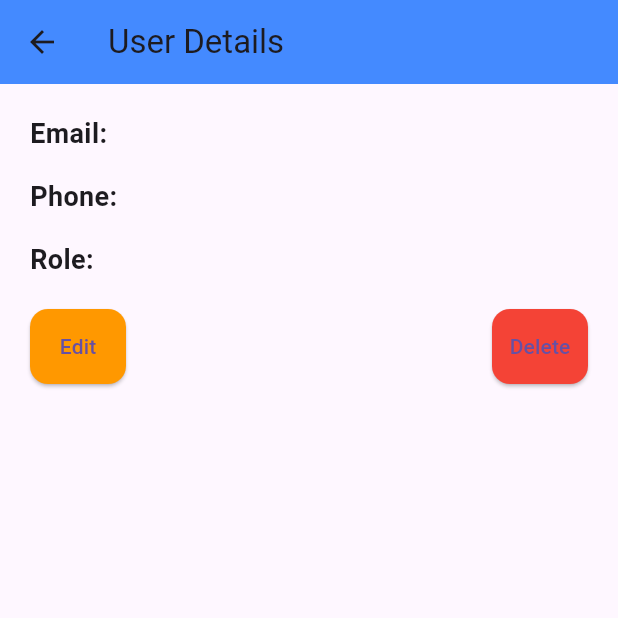
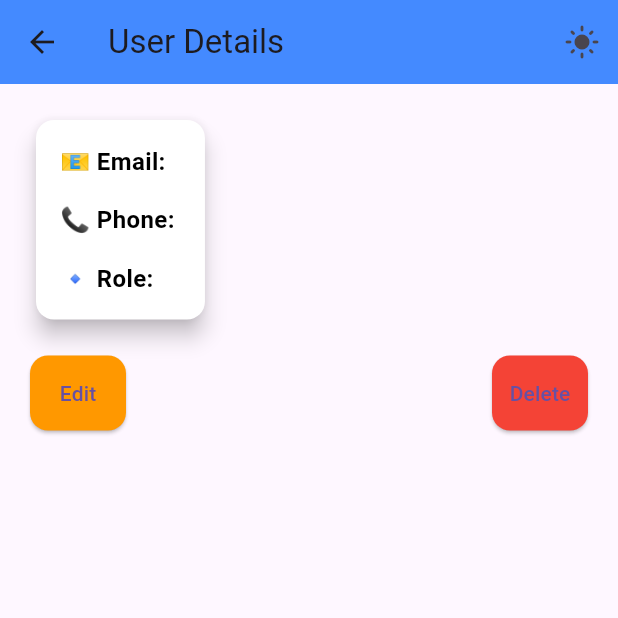
Before and after one commit to sirinegarrouri/pfeProject, a Flutter app: the UserDetailsScreen screen opened directly with empty values, on a phone screen of 412 x 824 dp, the top half of it. Run offline on Flutter 3.47's test engine with Material 3 defaults, Android fonts, the phone set to English and light mode, and no system bars; our stand-ins replace cloud_firestore, firebase_auth, firebase_core; accounts and stored records are empty.

Commit message:
some editing

```diff
--- a/lib/AdminScreen.dart
+++ b/lib/AdminScreen.dart
@@ -109,11 +109,15 @@ class _AdminScreenState extends State<AdminScreen> {
 
   Widget _buildDrawer() {
     return Drawer(
+      child: Container(
+        color: isDarkMode ? Colors.grey[900] : Colors.white,
         child: Column(
           children: [
             DrawerHeader(
               decoration: BoxDecoration(
-              gradient: LinearGradient(colors: [Colors.blueAccent, Colors.lightBlue]),
+                gradient: LinearGradient(
+                  colors: [Colors.blueAccent, Colors.lightBlue],
+                ),
               ),
               child: Row(
                 children: [
@@ -137,6 +141,7 @@ class _AdminScreenState extends State<AdminScreen> {
             _buildDrawerItem(Icons.logout, "Logout", () {}),
           ],
         ),
+      ),
     );
   }
 
@@ -155,16 +160,6 @@ class _AdminScreenState extends State<AdminScreen> {
       appBar: AppBar(
         title: const Text("Admin Panel"),
         backgroundColor: Colors.blueAccent,
-        actions: [
-          IconButton(
-            icon: Icon(isDarkMode ? Icons.dark_mode : Icons.light_mode),
-            onPressed: () {
-              setState(() {
-                isDarkMode = !isDarkMode;
-              });
-            },
-          )
-        ],
       ),
       drawer: _buildDrawer(),
       body: Padding(
@@ -185,7 +180,6 @@ class _AdminScreenState extends State<AdminScreen> {
           },
         ),
       ),
-
     );
   }
 }
--- a/lib/UserDetailsScreen.dart
+++ b/lib/UserDetailsScreen.dart
@@ -15,6 +15,7 @@ class _UserDetailsScreenState extends State<UserDetailsScreen> {
   late TextEditingController _emailController;
   late TextEditingController _phoneController;
   late TextEditingController _roleController;
+  bool isDarkMode = false;
 
   @override
   void initState() {
@@ -68,6 +69,16 @@ class _UserDetailsScreenState extends State<UserDetailsScreen> {
       appBar: AppBar(
         title: const Text("User Details"),
         backgroundColor: Colors.blueAccent,
+        actions: [
+          IconButton(
+            icon: Icon(isDarkMode ? Icons.dark_mode : Icons.light_mode),
+            onPressed: () {
+              setState(() {
+                isDarkMode = !isDarkMode;
+              });
+            },
+          ),
+        ],
       ),
       body: Padding(
         padding: const EdgeInsets.all(20.0),
@@ -92,47 +103,86 @@ class _UserDetailsScreenState extends State<UserDetailsScreen> {
               child: Column(
                 crossAxisAlignment: CrossAxisAlignment.start,
                 children: [
-                  // User details
+                  // User details card
+                  Card(
+                    elevation: 6,
+                    shape: RoundedRectangleBorder(
+                      borderRadius: BorderRadius.circular(12),
+                    ),
+                    color: isDarkMode ? Colors.grey[900] : Colors.white,
+                    child: Padding(
+                      padding: const EdgeInsets.all(16.0),
+                      child: Column(
+                        crossAxisAlignment: CrossAxisAlignment.start,
+                        children: [
+                          // Email
                           _isEditing
                               ? TextFormField(
                             controller: _emailController,
-                    decoration: const InputDecoration(
+                            decoration: InputDecoration(
                               labelText: "Email",
                               border: OutlineInputBorder(),
-                      prefixIcon: Icon(Icons.email),
+                              prefixIcon: Icon(Icons.email,
+                                  color: isDarkMode ? Colors.white70 : Colors.black),
                             ),
+                            style: TextStyle(
+                                color: isDarkMode ? Colors.white : Colors.black),
                           )
                               : Text(
-                    "Email: ${user['email']}",
-                    style: const TextStyle(fontSize: 18, fontWeight: FontWeight.bold),
+                            "📧 Email: ${user['email']}",
+                            style: TextStyle(
+                              fontSize: 16,
+                              fontWeight: FontWeight.bold,
+                              color: isDarkMode ? Colors.white : Colors.black,
+                            ),
                           ),
                           const SizedBox(height: 16),
+                          // Phone
                           _isEditing
                               ? TextFormField(
                             controller: _phoneController,
-                    decoration: const InputDecoration(
+                            decoration: InputDecoration(
                               labelText: "Phone Number",
                               border: OutlineInputBorder(),
-                      prefixIcon: Icon(Icons.phone),
+                              prefixIcon: Icon(Icons.phone,
+                                  color: isDarkMode ? Colors.white70 : Colors.black),
                             ),
+                            style: TextStyle(
+                                color: isDarkMode ? Colors.white : Colors.black),
                           )
                               : Text(
-                    "Phone: ${user['phone']}",
-                    style: const TextStyle(fontSize: 18, fontWeight: FontWeight.bold),
+                            "📞 Phone: ${user['phone']}",
+                            style: TextStyle(
+                              fontSize: 16,
+                              fontWeight: FontWeight.bold,
+                              color: isDarkMode ? Colors.white : Colors.black,
+                            ),
                           ),
                           const SizedBox(height: 16),
+                          // Role
                           _isEditing
                               ? TextFormField(
                             controller: _roleController,
-                    decoration: const InputDecoration(
+                            decoration: InputDecoration(
                               labelText: "Role",
                               border: OutlineInputBorder(),
-                      prefixIcon: Icon(Icons.person),
+                              prefixIcon: Icon(Icons.person,
+                                  color: isDarkMode ? Colors.white70 : Colors.black),
                             ),
+                            style: TextStyle(
+                                color: isDarkMode ? Colors.white : Colors.black),
                           )
                               : Text(
-                    "Role: ${user['role']}",
-                    style: const TextStyle(fontSize: 18, fontWeight: FontWeight.bold),
+                            "🔹 Role: ${user['role']}",
+                            style: TextStyle(
+                              fontSize: 16,
+                              fontWeight: FontWeight.bold,
+                              color: isDarkMode ? Colors.white : Colors.black,
+                            ),
+                          ),
+                        ],
+                      ),
+                    ),
                   ),
                   const SizedBox(height: 20),
                   // Buttons
@@ -144,6 +194,9 @@ class _UserDetailsScreenState extends State<UserDetailsScreen> {
                         ElevatedButton(
                           onPressed: _saveUserData,
                           child: const Text("Save Changes"),
+                          style: ElevatedButton.styleFrom(
+                            backgroundColor: Colors.blueAccent,
+                          ),
                         ),
                       // Edit button visible only in view mode
                       if (!_isEditing)
@@ -155,18 +208,16 @@ class _UserDetailsScreenState extends State<UserDetailsScreen> {
                           },
                           child: const Text("Edit"),
                           style: ElevatedButton.styleFrom(
-                            backgroundColor: Colors.orange, // Customize color for edit button
+                            backgroundColor: Colors.orange,
                           ),
                         ),
                       // Delete button visible in view mode
                       if (!_isEditing)
                         ElevatedButton(
-                          onPressed: () {
-                            _deleteUser();
-                          },
+                          onPressed: _deleteUser,
                           child: const Text("Delete"),
                           style: ElevatedButton.styleFrom(
-                            backgroundColor: Colors.red, // Red color for delete button
+                            backgroundColor: Colors.red,
                           ),
                         ),
                     ],
```
Lines whose indentation alone changed are shown as unchanged.
